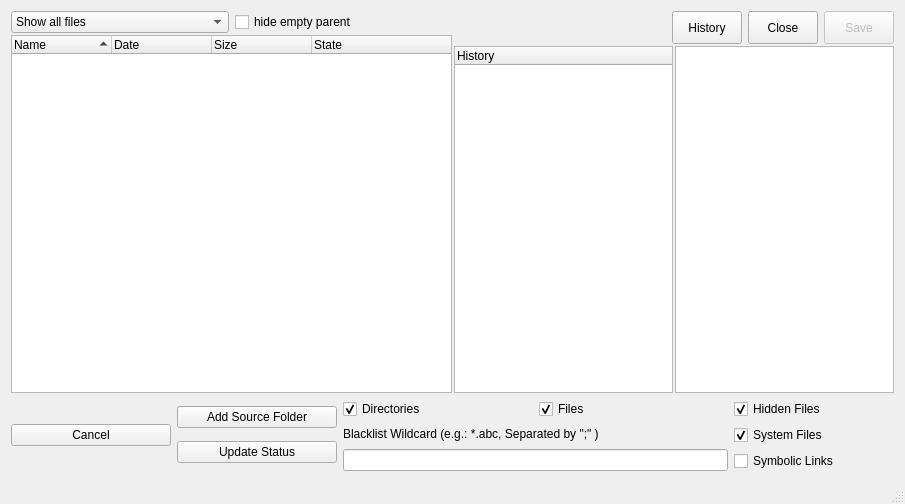
Old version of the form source/mainwindow.ui in the repository Rolloke/GUI-Apps.
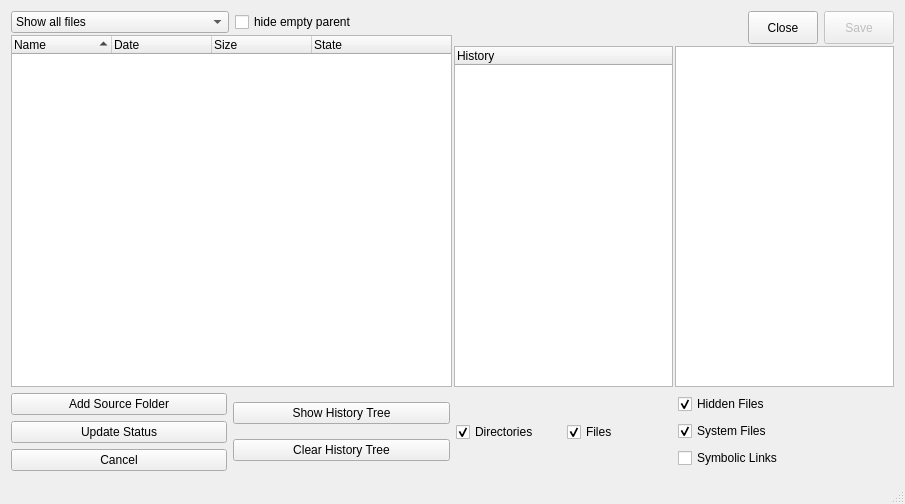
New version of the form.

Commit message: Removed unnecessary things

Diff of the .ui file:
```diff
--- a/source/mainwindow.ui
+++ b/source/mainwindow.ui
@@ -167,28 +167,6 @@
             </property>
            </widget>
           </item>
-          <item>
-           <widget class="QPushButton" name="btnHideHistory">
-            <property name="minimumSize">
-             <size>
-              <width>70</width>
-              <height>33</height>
-             </size>
-            </property>
-            <property name="maximumSize">
-             <size>
-              <width>70</width>
-              <height>33</height>
-             </size>
-            </property>
-            <property name="text">
-             <string>History</string>
-            </property>
-            <property name="checkable">
-             <bool>true</bool>
-            </property>
-           </widget>
-          </item>
           <item>
            <widget class="QPushButton" name="btnCloseText">
             <property name="minimumSize">
@@ -281,11 +259,37 @@
      <layout class="QHBoxLayout" name="layoutButtons">
       <item>
        <layout class="QVBoxLayout" name="verticalLayoutCopy">
+        <item>
+         <widget class="QPushButton" name="btnAddSourceFolder">
+          <property name="text">
+           <string>Add Source Folder</string>
+          </property>
+         </widget>
+        </item>
+        <item>
+         <widget class="QPushButton" name="btnUpdateStatus">
+          <property name="minimumSize">
+           <size>
+            <width>120</width>
+            <height>0</height>
+           </size>
+          </property>
+          <property name="maximumSize">
+           <size>
+            <width>16777215</width>
+            <height>16777215</height>
+           </size>
+          </property>
+          <property name="text">
+           <string>Update Status</string>
+          </property>
+         </widget>
+        </item>
         <item>
          <widget class="QPushButton" name="btnCancel">
           <property name="minimumSize">
            <size>
-            <width>160</width>
+            <width>120</width>
             <height>0</height>
            </size>
           </property>
@@ -308,91 +312,55 @@
          <enum>QLayout::SetDefaultConstraint</enum>
         </property>
         <item>
-         <widget class="QPushButton" name="btnAddSourceFolder">
-          <property name="text">
-           <string>Add Source Folder</string>
-          </property>
-         </widget>
-        </item>
-        <item>
-         <widget class="QPushButton" name="btnUpdateStatus">
+         <widget class="QPushButton" name="btnHideHistory">
           <property name="minimumSize">
            <size>
-            <width>160</width>
+            <width>0</width>
             <height>0</height>
            </size>
           </property>
           <property name="maximumSize">
            <size>
-            <width>200</width>
+            <width>16777215</width>
             <height>16777215</height>
            </size>
           </property>
           <property name="text">
-           <string>Update Status</string>
+           <string>Show History Tree</string>
+          </property>
+          <property name="checkable">
+           <bool>true</bool>
+          </property>
+         </widget>
+        </item>
+        <item>
+         <widget class="QPushButton" name="btnClearHistory">
+          <property name="text">
+           <string>Clear History Tree</string>
           </property>
          </widget>
         </item>
        </layout>
       </item>
       <item>
-       <layout class="QVBoxLayout" name="verticalLayoutSettings2">
+       <layout class="QHBoxLayout" name="horizontalLayoutSettings1">
         <item>
-         <layout class="QHBoxLayout" name="horizontalLayoutSettings1">
-          <item>
-           <widget class="QCheckBox" name="ckDirectories">
-            <property name="text">
-             <string>Directories</string>
-            </property>
-            <property name="checked">
-             <bool>true</bool>
-            </property>
-           </widget>
-          </item>
-          <item>
-           <widget class="QCheckBox" name="ckFiles">
-            <property name="text">
-             <string>Files</string>
-            </property>
-            <property name="checked">
-             <bool>true</bool>
-            </property>
-           </widget>
-          </item>
-         </layout>
-        </item>
-        <item>
-         <widget class="QLabel" name="labelBlacklist">
-          <property name="minimumSize">
-           <size>
-            <width>0</width>
-            <height>0</height>
-           </size>
-          </property>
-          <property name="maximumSize">
-           <size>
-            <width>16777215</width>
-            <height>16777215</height>
-           </size>
-          </property>
+         <widget class="QCheckBox" name="ckDirectories">
           <property name="text">
-           <string>Blacklist Wildcard (e.g.: *.abc, Separated by &quot;;&quot; )</string>
+           <string>Directories</string>
+          </property>
+          <property name="checked">
+           <bool>true</bool>
           </property>
          </widget>
         </item>
         <item>
-         <widget class="QLineEdit" name="editBlacklist">
-          <property name="minimumSize">
-           <size>
-            <width>0</width>
-            <height>0</height>
-           </size>
+         <widget class="QCheckBox" name="ckFiles">
+          <property name="text">
+           <string>Files</string>
           </property>
-          <property name="maximumSize">
-           <size>
-            <width>16777215</width>
-            <height>16777215</height>
-           </size>
+          <property name="checked">
+           <bool>true</bool>
           </property>
          </widget>
         </item>
```
Left out of the diff: 2 changed lines with no effect on the pictures. The commit also changes 2 other files.
